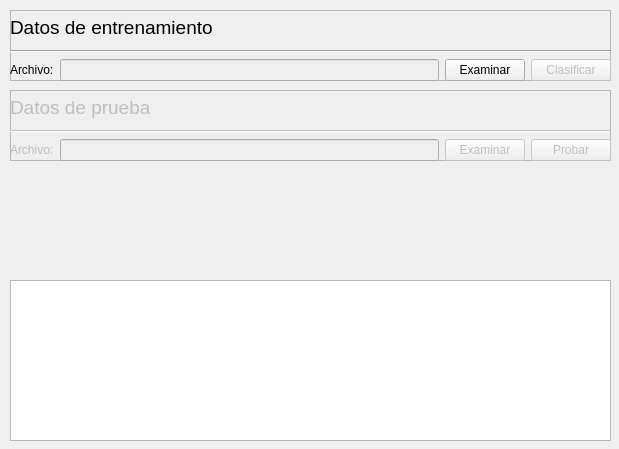
Old version of the form views/mainwindow.ui in the repository Volderpayoda/python-gui.
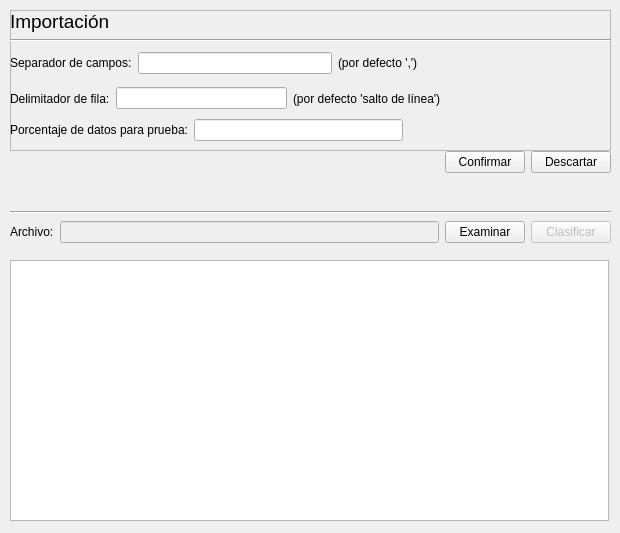
New version of the form.

```diff
--- a/views/mainwindow.ui
+++ b/views/mainwindow.ui
@@ -9,8 +9,8 @@
    <rect>
     <x>0</x>
     <y>0</y>
-    <width>619</width>
-    <height>449</height>
+    <width>620</width>
+    <height>533</height>
    </rect>
   </property>
   <property name="sizePolicy">
@@ -23,121 +23,13 @@
    <string>MainWindow</string>
   </property>
   <widget class="QWidget" name="centralwidget">
-   <widget class="QTextBrowser" name="debugTextBrowser">
-    <property name="geometry">
-     <rect>
-      <x>10</x>
-      <y>280</y>
-      <width>601</width>
-      <height>161</height>
-     </rect>
-    </property>
-   </widget>
-   <widget class="QFrame" name="trainingDataFrame">
+   <widget class="QFrame" name="configurationFrame">
     <property name="geometry">
      <rect>
       <x>10</x>
       <y>10</y>
       <width>601</width>
-      <height>71</height>
-     </rect>
-    </property>
-    <property name="frameShape">
-     <enum>QFrame::StyledPanel</enum>
-    </property>
-    <property name="frameShadow">
-     <enum>QFrame::Raised</enum>
-    </property>
-    <widget class="QWidget" name="layoutWidget">
-     <property name="geometry">
-      <rect>
-       <x>0</x>
-       <y>0</y>
-       <width>601</width>
-       <height>71</height>
-      </rect>
-     </property>
-     <layout class="QVBoxLayout" name="trainingData">
-      <item>
-       <layout class="QVBoxLayout" name="title">
-        <item>
-         <widget class="QLabel" name="label">
-          <property name="font">
-           <font>
-            <pointsize>14</pointsize>
-           </font>
-          </property>
-          <property name="text">
-           <string>Datos de entrenamiento</string>
-          </property>
-         </widget>
-        </item>
-        <item>
-         <widget class="Line" name="line">
-          <property name="orientation">
-           <enum>Qt::Horizontal</enum>
-          </property>
-         </widget>
-        </item>
-       </layout>
-      </item>
-      <item>
-       <layout class="QHBoxLayout" name="trainingFileBrowser">
-        <item>
-         <widget class="QLabel" name="label_2">
-          <property name="text">
-           <string>Archivo:</string>
-          </property>
-         </widget>
-        </item>
-        <item>
-         <widget class="QLineEdit" name="trainingLineEdit">
-          <property name="enabled">
-           <bool>false</bool>
-          </property>
-          <property name="acceptDrops">
-           <bool>false</bool>
-          </property>
-         </widget>
-        </item>
-        <item>
-         <widget class="QPushButton" name="browseButton">
-          <property name="sizePolicy">
-           <sizepolicy hsizetype="Fixed" vsizetype="Fixed">
-            <horstretch>0</horstretch>
-            <verstretch>0</verstretch>
-           </sizepolicy>
-          </property>
-          <property name="text">
-           <string>Examinar</string>
-          </property>
-         </widget>
-        </item>
-        <item>
-         <widget class="QPushButton" name="classifyButton">
-          <property name="enabled">
-           <bool>false</bool>
-          </property>
-          <property name="text">
-           <string>Clasificar</string>
-          </property>
-         </widget>
-        </item>
-       </layout>
-      </item>
-     </layout>
-    </widget>
-   </widget>
-   <widget class="QFrame" name="testDataFrame">
-    <property name="enabled">
-     <bool>false</bool>
-    </property>
-    <property name="geometry">
-     <rect>
-      <x>10</x>
-      <y>90</y>
-      <width>601</width>
-      <height>71</height>
+      <height>141</height>
      </rect>
     </property>
     <property name="frameShape">
@@ -152,21 +44,21 @@
        <x>0</x>
        <y>0</y>
        <width>601</width>
-       <height>71</height>
+       <height>131</height>
       </rect>
      </property>
      <layout class="QVBoxLayout" name="testData">
       <item>
        <layout class="QVBoxLayout" name="title_2">
         <item>
-         <widget class="QLabel" name="label_3">
+         <widget class="QLabel" name="title">
           <property name="font">
            <font>
             <pointsize>14</pointsize>
            </font>
           </property>
           <property name="text">
-           <string>Datos de prueba</string>
+           <string>Importación</string>
           </property>
          </widget>
         </item>
@@ -184,14 +76,17 @@
         <item>
          <widget class="QLabel" name="label_4">
           <property name="text">
-           <string>Archivo:</string>
+           <string>Separador de campos:</string>
           </property>
          </widget>
         </item>
         <item>
-         <widget class="QLineEdit" name="testLineEdit">
-          <property name="enabled">
-           <bool>false</bool>
+         <widget class="QLineEdit" name="separator"/>
+        </item>
+        <item>
+         <widget class="QLabel" name="label_7">
+          <property name="text">
+           <string>(por defecto ',')</string>
           </property>
           <property name="acceptDrops">
            <bool>false</bool>
@@ -199,33 +94,202 @@
          </widget>
         </item>
         <item>
-         <widget class="QPushButton" name="testBrowseButton">
-          <property name="sizePolicy">
-           <sizepolicy hsizetype="Fixed" vsizetype="Fixed">
-            <horstretch>0</horstretch>
-            <verstretch>0</verstretch>
-           </sizepolicy>
+         <spacer name="horizontalSpacer">
+          <property name="orientation">
+           <enum>Qt::Horizontal</enum>
           </property>
+          <property name="sizeHint" stdset="0">
+           <size>
+            <width>40</width>
+            <height>20</height>
+           </size>
+          </property>
+         </spacer>
+        </item>
+       </layout>
+      </item>
+      <item>
+       <layout class="QHBoxLayout" name="lineTerminatorLayout">
+        <item>
+         <widget class="QLabel" name="label_5">
           <property name="text">
-           <string>Examinar</string>
+           <string>Delimitador de fila:</string>
           </property>
          </widget>
         </item>
         <item>
-         <widget class="QPushButton" name="testTestButton">
-          <property name="enabled">
-           <bool>false</bool>
+         <widget class="QLineEdit" name="lineTerminator"/>
+        </item>
+        <item>
+         <widget class="QLabel" name="label_8">
+          <property name="text">
+           <string>(por defecto 'salto de línea')</string>
           </property>
+         </widget>
+        </item>
+        <item>
+         <spacer name="horizontalSpacer_3">
+          <property name="orientation">
+           <enum>Qt::Horizontal</enum>
+          </property>
+          <property name="sizeHint" stdset="0">
+           <size>
+            <width>40</width>
+            <height>20</height>
+           </size>
+          </property>
+         </spacer>
+        </item>
+       </layout>
+      </item>
+      <item>
+       <layout class="QHBoxLayout" name="testPercentajeLayout">
+        <item>
+         <widget class="QLabel" name="label_6">
           <property name="text">
-           <string>Probar</string>
+           <string>Porcentaje de datos para prueba:</string>
           </property>
          </widget>
         </item>
+        <item>
+         <widget class="QLineEdit" name="testPer"/>
+        </item>
+        <item>
+         <spacer name="horizontalSpacer_2">
+          <property name="orientation">
+           <enum>Qt::Horizontal</enum>
+          </property>
+          <property name="sizeHint" stdset="0">
+           <size>
+            <width>40</width>
+            <height>20</height>
+           </size>
+          </property>
+         </spacer>
+        </item>
        </layout>
       </item>
      </layout>
     </widget>
    </widget>
+   <widget class="QTextBrowser" name="debugTextBrowser">
+    <property name="geometry">
+     <rect>
+      <x>10</x>
+      <y>260</y>
+      <width>599</width>
+      <height>261</height>
+     </rect>
+    </property>
+   </widget>
+   <widget class="QWidget" name="">
+    <property name="geometry">
+     <rect>
+      <x>10</x>
+      <y>150</y>
+      <width>601</width>
+      <height>25</height>
+     </rect>
+    </property>
+    <layout class="QHBoxLayout" name="confirmButtonLayout">
+     <item>
+      <spacer name="horizontalSpacer_4">
+       <property name="orientation">
+        <enum>Qt::Horizontal</enum>
+       </property>
+       <property name="sizeHint" stdset="0">
+        <size>
+         <width>40</width>
+         <height>20</height>
+        </size>
+       </property>
+      </spacer>
+     </item>
+     <item>
+      <widget class="QPushButton" name="confirmButton">
+       <property name="text">
+        <string>Confirmar</string>
+       </property>
+      </widget>
+     </item>
+     <item>
+      <widget class="QPushButton" name="discardButton">
+       <property name="text">
+        <string>Descartar</string>
+       </property>
+      </widget>
+     </item>
+    </layout>
+   </widget>
+   <widget class="QWidget" name="">
+    <property name="geometry">
+     <rect>
+      <x>10</x>
+      <y>210</y>
+      <width>601</width>
+      <height>36</height>
+     </rect>
+    </property>
+    <layout class="QVBoxLayout" name="fileBrowserLayout">
+     <item>
+      <widget class="Line" name="line">
+       <property name="orientation">
+        <enum>Qt::Horizontal</enum>
+       </property>
+      </widget>
+     </item>
+     <item>
+      <layout class="QHBoxLayout" name="fileBrowserLayoutH">
+       <item>
+        <widget class="QLabel" name="label_2">
+         <property name="text">
+          <string>Archivo:</string>
+         </property>
+        </widget>
+       </item>
+       <item>
+        <widget class="QLineEdit" name="trainingLineEdit">
+         <property name="enabled">
+          <bool>false</bool>
+         </property>
+         <property name="acceptDrops">
+          <bool>false</bool>
+         </property>
+        </widget>
+       </item>
+       <item>
+        <widget class="QPushButton" name="browseButton">
+         <property name="sizePolicy">
+          <sizepolicy hsizetype="Fixed" vsizetype="Fixed">
+           <horstretch>0</horstretch>
+           <verstretch>0</verstretch>
+          </sizepolicy>
+         </property>
+         <property name="text">
+          <string>Examinar</string>
+         </property>
+        </widget>
+       </item>
+       <item>
+        <widget class="QPushButton" name="classifyButton">
+         <property name="enabled">
+          <bool>false</bool>
+         </property>
+         <property name="text">
+          <string>Clasificar</string>
+         </property>
+        </widget>
+       </item>
+      </layout>
+     </item>
+    </layout>
+   </widget>
+   <zorder>configurationFrame</zorder>
+   <zorder>debugTextBrowser</zorder>
+   <zorder></zorder>
+   <zorder></zorder>
+   <zorder>horizontalSpacer_4</zorder>
+   <zorder>line</zorder>
   </widget>
  </widget>
  <resources/>
```
Left out of the diff: 9 changed lines with no effect on the pictures.
